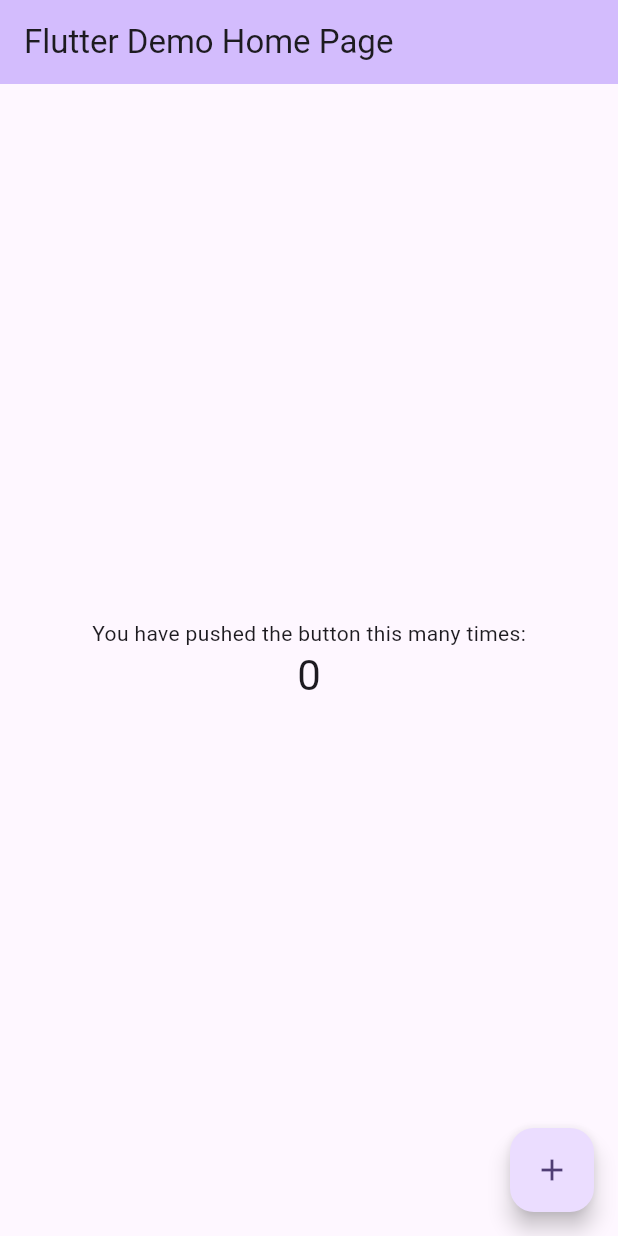
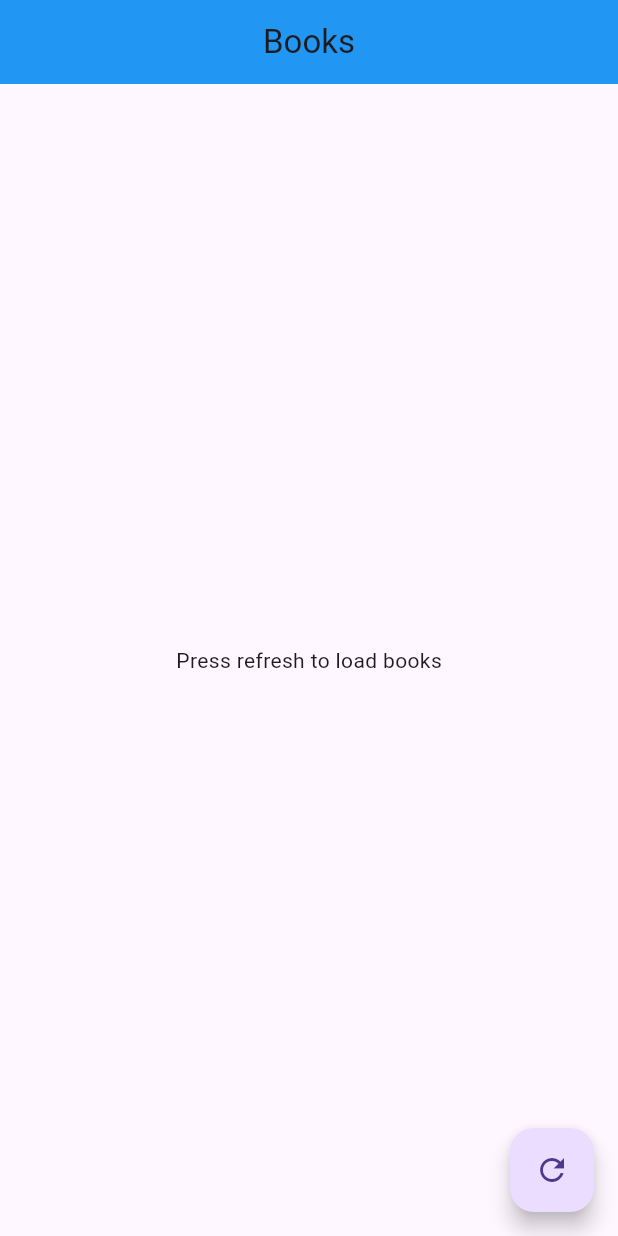
Before and after one commit to Rohitgajbhiye2005/CRUD-App-BLoC-Dio-Clean-Architecture-, a Flutter app: the screen it shows after launch, on a phone screen of 412 x 824 dp. Run offline on Flutter 3.47's test engine with Material 3 defaults, Android fonts, the phone set to English and light mode, and no system bars; our stand-ins replace dio, flutter_bloc.

Commit message:
Fetch books from API and display in list

```diff
--- a/lib/features/books/data/datasources/book_remote_datasource.dart
+++ b/lib/features/books/data/datasources/book_remote_datasource.dart
@@ -10,12 +10,20 @@ class BookRemoteDatasource {
   BookRemoteDatasource(this.client);
 
   Future<List<BookModel>> fetchBooks() async {
-    try {
-      final response = await client.get(AppConstants.booksEndpoint);
-      final List<dynamic> data = response.data;
-      return data.map((json) => BookModel.fromJson(json)).toList();
-    } on dio.DioException catch (e) {
-      throw DioFailureException(e.message);
-    }
+  try {
+    print("Calling API...");
+    final response = await client.get(AppConstants.booksEndpoint);
+    print("API response received: ${response.data}");
+
+    final List<dynamic> data = response.data;
+    final books = data.map((json) => BookModel.fromJson(json)).toList();
+    print("Parsed books: ${books.length}");
+
+    return books;
+  } catch (e) {
+    print("API fetch failed: $e");
+    throw AppException("Failed to fetch books");
   }
 }
+
+}
--- a/lib/features/books/domain/entities/book.dart
+++ b/lib/features/books/domain/entities/book.dart
@@ -4,6 +4,10 @@ class Book {
   final String author;
   final String? image;
 
-  Book({required this.id,required this.title,required this.author,this.image});
-
+  Book({
+    required this.id,
+    required this.title,
+    required this.author,
+    this.image,
+  });
 }
--- /dev/null
+++ b/lib/features/books/domain/usecases/get_books.dart
@@ -0,0 +1,12 @@
+import 'package:crud_app/features/books/domain/entities/book.dart';
+import 'package:crud_app/features/books/domain/repositories/book_repository.dart';
+
+class GetBooks {
+  final BookRepository repository;
+
+  GetBooks(this.repository);
+
+  Future<List<Book>> call()async{
+    return await repository.getBooks();
+  }
+}
--- /dev/null
+++ b/lib/features/books/presentation/bloc/book_bloc.dart
@@ -0,0 +1,24 @@
+import 'package:crud_app/features/books/domain/usecases/get_books.dart';
+import 'package:crud_app/features/books/presentation/bloc/book_event.dart';
+import 'package:crud_app/features/books/presentation/bloc/book_state.dart';
+import 'package:flutter_bloc/flutter_bloc.dart';
+
+class BookBloc extends Bloc<BookEvent, BookState> {
+  final GetBooks getBooks;
+
+  BookBloc(this.getBooks) : super(BookInitial()) {
+    print("Fetching books...");
+    on<FetchBooks>((event, emit) async {
+      print("Fetching books...");
+      emit(BookLoading());
+      try {
+        final books = await getBooks();
+        print("Books fetched: ${books.length}");
+        emit(BookLoaded(books));
+      } catch (e) {
+        print("Book fetch failed: $e");
+        emit(BookError(e.toString()));
+      }
+    });
+  }
+}
--- /dev/null
+++ b/lib/features/books/presentation/bloc/book_event.dart
@@ -0,0 +1,5 @@
+abstract class BookEvent {
+
+}
+
+class FetchBooks extends BookEvent{}
--- /dev/null
+++ b/lib/features/books/presentation/bloc/book_state.dart
@@ -0,0 +1,20 @@
+import 'package:crud_app/features/books/domain/entities/book.dart';
+
+abstract class BookState {
+
+}
+
+class BookInitial extends BookState{}
+
+class BookLoading extends BookState{}
+
+
+class BookLoaded extends BookState{
+  final List<Book> books;
+  BookLoaded(this.books);
+}
+
+class BookError  extends BookState{
+  final String message;
+  BookError(this.message);
+}
--- /dev/null
+++ b/lib/features/books/presentation/pages/book_list_page.dart
@@ -0,0 +1,48 @@
+import 'package:crud_app/features/books/presentation/bloc/book_bloc.dart';
+import 'package:crud_app/features/books/presentation/bloc/book_event.dart';
+import 'package:crud_app/features/books/presentation/bloc/book_state.dart';
+import 'package:flutter/material.dart';
+import 'package:flutter_bloc/flutter_bloc.dart';
+import '../widgets/book_tile.dart';
+
+class BookListPage extends StatefulWidget {
+  const BookListPage({super.key});
+
+  @override
+  State<BookListPage> createState() => _BookListPageState();
+}
+
+class _BookListPageState extends State<BookListPage> {
+  @override
+  Widget build(BuildContext context) {
+    return Scaffold(
+      appBar: AppBar(
+        title: const Text("Books"),
+        centerTitle: true,
+        backgroundColor: Colors.blue,
+      ),
+      body: BlocBuilder<BookBloc, BookState>(
+        builder: (context, state) {
+          if (state is BookLoading) {
+            return const Center(child: CircularProgressIndicator());
+          } else if (state is BookLoaded) {
+            return ListView.builder(
+              itemCount: state.books.length,
+              itemBuilder: (context, index) {
+                final book = state.books[index];
+                return BookTile(book: book); // ✅ Use your widget here
+              },
+            );
+          } else if (state is BookError) {
+            return Center(child: Text(state.message));
+          }
+          return const Center(child: Text("Press refresh to load books"));
+        },
+      ),
+      floatingActionButton: FloatingActionButton(
+        onPressed: () => context.read<BookBloc>().add(FetchBooks()),
+        child: const Icon(Icons.refresh),
+      ),
+    );
+  }
+}
--- a/lib/main.dart
+++ b/lib/main.dart
@@ -1,122 +1,32 @@
+import 'package:crud_app/core/utils/api_client.dart';
+import 'package:crud_app/features/books/data/datasources/book_remote_datasource.dart';
+import 'package:crud_app/features/books/domain/repositories/book_repo_impl.dart';
+import 'package:crud_app/features/books/domain/usecases/get_books.dart';
+import 'package:crud_app/features/books/presentation/bloc/book_bloc.dart';
+import 'package:crud_app/features/books/presentation/pages/book_list_page.dart';
 import 'package:flutter/material.dart';
+import 'package:flutter_bloc/flutter_bloc.dart';
 
 void main() {
-  runApp(const MyApp());
+  final apiclient=ApiClient();
+final remoteDataSource = BookRemoteDatasource(apiclient);
+final repository=BookRepoImpl(remoteDataSource);
+final getBookusecase=GetBooks(repository);
+  runApp(MyApp(getBookusecase));
 }
 
 class MyApp extends StatelessWidget {
-  const MyApp({super.key});
+  final GetBooks getBooks;
 
-  // This widget is the root of your application.
+  const MyApp(this.getBooks, {super.key});
   @override
   Widget build(BuildContext context) {
     return MaterialApp(
-      title: 'Flutter Demo',
-      theme: ThemeData(
-        // This is the theme of your application.
-        //
-        // TRY THIS: Try running your application with "flutter run". You'll see
-        // the application has a purple toolbar. Then, without quitting the app,
-        // try changing the seedColor in the colorScheme below to Colors.green
-        // and then invoke "hot reload" (save your changes or press the "hot
-        // reload" button in a Flutter-supported IDE, or press "r" if you used
-        // the command line to start the app).
-        //
-        // Notice that the counter didn't reset back to zero; the application
-        // state is not lost during the reload. To reset the state, use hot
-        // restart instead.
-        //
-        // This works for code too, not just values: Most code changes can be
-        // tested with just a hot reload.
-        colorScheme: ColorScheme.fromSeed(seedColor: Colors.deepPurple),
+      home:  BlocProvider(
+        create: (_) => BookBloc(getBooks),
+        child: const BookListPage(),
       ),
-      home: const MyHomePage(title: 'Flutter Demo Home Page'),
+
     );
   }
 }
-
-class MyHomePage extends StatefulWidget {
-  const MyHomePage({super.key, required this.title});
-
-  // This widget is the home page of your application. It is stateful, meaning
-  // that it has a State object (defined below) that contains fields that affect
-  // how it looks.
-
-  // This class is the configuration for the state. It holds the values (in this
-  // case the title) provided by the parent (in this case the App widget) and
-  // used by the build method of the State. Fields in a Widget subclass are
-  // always marked "final".
-
-  final String title;
-
-  @override
-  State<MyHomePage> createState() => _MyHomePageState();
-}
-
-class _MyHomePageState extends State<MyHomePage> {
-  int _counter = 0;
-
-  void _incrementCounter() {
-    setState(() {
-      // This call to setState tells the Flutter framework that something has
-      // changed in this State, which causes it to rerun the build method below
-      // so that the display can reflect the updated values. If we changed
-      // _counter without calling setState(), then the build method would not be
-      // called again, and so nothing would appear to happen.
-      _counter++;
-    });
-  }
-
-  @override
-  Widget build(BuildContext context) {
-    // This method is rerun every time setState is called, for instance as done
-    // by the _incrementCounter method above.
-    //
-    // The Flutter framework has been optimized to make rerunning build methods
-    // fast, so that you can just rebuild anything that needs updating rather
-    // than having to individually change instances of widgets.
-    return Scaffold(
-      appBar: AppBar(
-        // TRY THIS: Try changing the color here to a specific color (to
-        // Colors.amber, perhaps?) and trigger a hot reload to see the AppBar
-        // change color while the other colors stay the same.
-        backgroundColor: Theme.of(context).colorScheme.inversePrimary,
-        // Here we take the value from the MyHomePage object that was created by
-        // the App.build method, and use it to set our appbar title.
-        title: Text(widget.title),
-      ),
-      body: Center(
-        // Center is a layout widget. It takes a single child and positions it
-        // in the middle of the parent.
-        child: Column(
-          // Column is also a layout widget. It takes a list of children and
-          // arranges them vertically. By default, it sizes itself to fit its
-          // children horizontally, and tries to be as tall as its parent.
-          //
-          // Column has various properties to control how it sizes itself and
-          // how it positions its children. Here we use mainAxisAlignment to
-          // center the children vertically; the main axis here is the vertical
-          // axis because Columns are vertical (the cross axis would be
-          // horizontal).
-          //
-          // TRY THIS: Invoke "debug painting" (choose the "Toggle Debug Paint"
-          // action in the IDE, or press "p" in the console), to see the
-          // wireframe for each widget.
-          mainAxisAlignment: MainAxisAlignment.center,
-          children: <Widget>[
-            const Text('You have pushed the button this many times:'),
-            Text(
-              '$_counter',
-              style: Theme.of(context).textTheme.headlineMedium,
-            ),
-          ],
-        ),
-      ),
-      floatingActionButton: FloatingActionButton(
-        onPressed: _incrementCounter,
-        tooltip: 'Increment',
-        child: const Icon(Icons.add),
-      ), // This trailing comma makes auto-formatting nicer for build methods.
-    );
-  }
-}
```
Also changed, not shown: lib/core/utils/api_client.dart (+11 -2 lines), lib/features/books/data/models/book_model.dart (+12 -7 lines), lib/features/books/presentation/widgets/book_tile.dart (added, +26 -0 lines), pubspec.lock, 2 other files.
